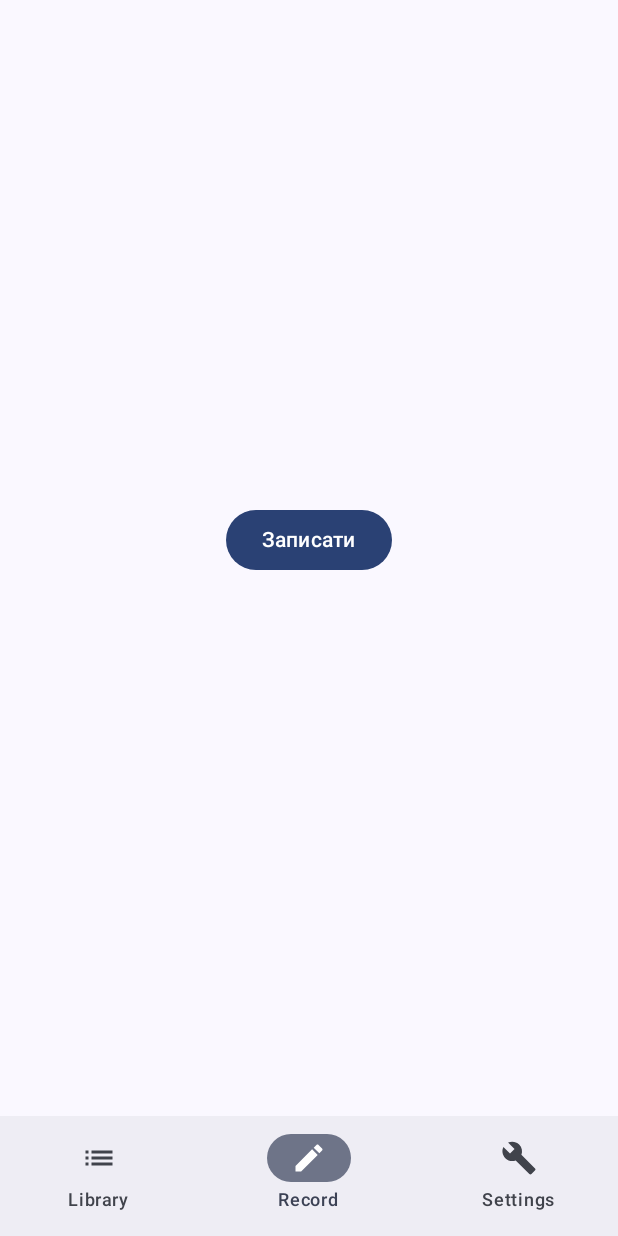
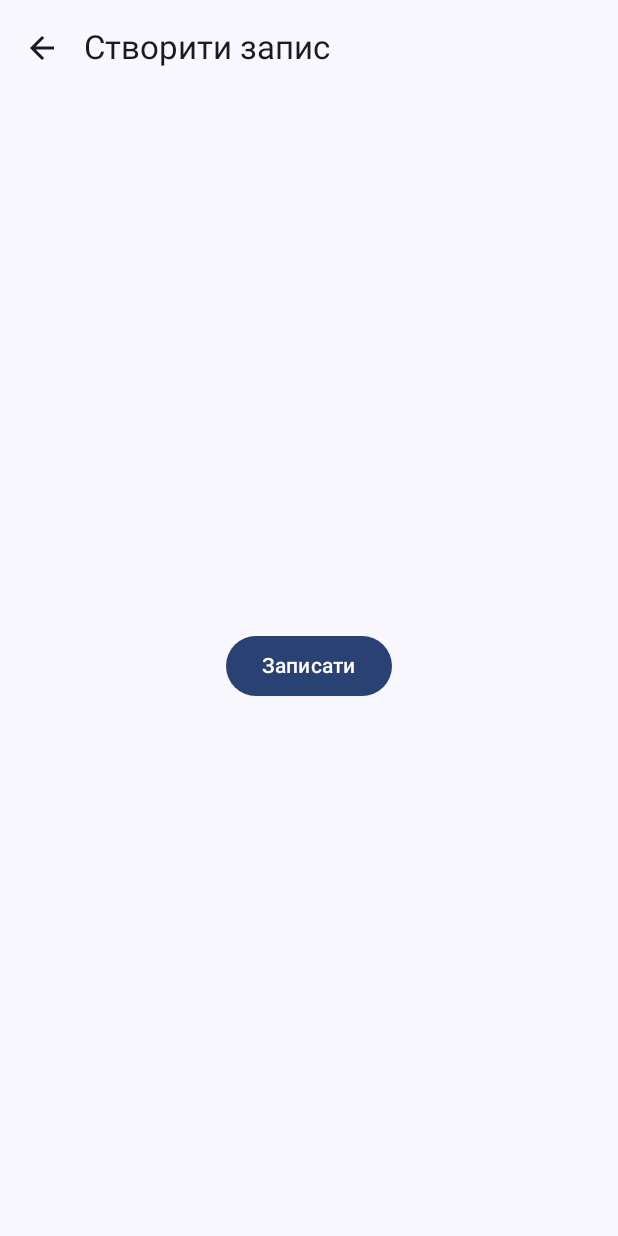
Before and after one commit to jewelsalenka/OwlAudioTales, an Android app built with Jetpack Compose: the RecordScreen screen opened through its navigation route, on a phone screen of 412 x 824 dp. Run offline under Robolectric (Android 15) with nearby library versions, the phone set to English and light mode, and no system bars; our stand-ins replace Dagger/Hilt's generated code; libraries missing offline, so code that uses them is left out: androidx.hilt.lifecycle; 3 statements that could not run were skipped.

Commit message:
Simplify navigation and prevent playback during recording

```diff
--- a/app/build.gradle.kts
+++ b/app/build.gradle.kts
@@ -87,6 +87,7 @@ dependencies {
     ksp("com.google.dagger:hilt-android-compiler:2.56")
 
     // Media3
+    implementation("androidx.concurrent:concurrent-futures-ktx:1.2.0")
     implementation("androidx.media3:media3-exoplayer:1.10.1")
     implementation("androidx.media3:media3-session:1.10.1")
     implementation("androidx.media3:media3-ui:1.10.1")
--- a/app/src/main/java/com/example/owlaudiotales/MainActivity.kt
+++ b/app/src/main/java/com/example/owlaudiotales/MainActivity.kt
@@ -3,21 +3,16 @@ package com.example.owlaudiotales
 import android.os.Bundle
 import androidx.activity.ComponentActivity
 import androidx.activity.compose.setContent
-import androidx.compose.foundation.layout.Box
 import androidx.compose.foundation.layout.fillMaxSize
-import androidx.compose.foundation.layout.padding
 import androidx.compose.material3.MaterialTheme
-import androidx.compose.material3.Scaffold
 import androidx.compose.material3.Surface
 import androidx.compose.runtime.Composable
-import androidx.compose.runtime.collectAsState
 import androidx.compose.runtime.getValue
 import androidx.compose.ui.Modifier
 import androidx.hilt.lifecycle.viewmodel.compose.hiltViewModel
-import androidx.navigation.compose.currentBackStackEntryAsState
+import androidx.lifecycle.compose.collectAsStateWithLifecycle
 import androidx.navigation.compose.rememberNavController
 import com.example.owlaudiotales.navigation.AppNavGraph
-import com.example.owlaudiotales.ui.components.BottomNavigationBar
 import com.example.owlaudiotales.ui.screens.welcome.WelcomeViewModel
 import com.example.owlaudiotales.ui.theme.OwlAudioTalesTheme
 import dagger.hilt.android.AndroidEntryPoint
@@ -43,23 +38,13 @@ class MainActivity : ComponentActivity() {
 fun OwlAudioTalesApp() {
     val navController = rememberNavController()
     val welcomeViewModel: WelcomeViewModel = hiltViewModel()
-    val startDest by welcomeViewModel.startDestination.collectAsState()
+    val startDest by welcomeViewModel.startDestination.collectAsStateWithLifecycle()
 
     if (startDest.isNotEmpty()) {
-        Scaffold(bottomBar = {
-            val currentDestination =
-                navController.currentBackStackEntryAsState().value?.destination?.route
-            if (currentDestination in listOf("library", "record", "settings") || startDest != "welcome") {
-                BottomNavigationBar(navController)
-            }
-        }) { padding ->
-            Box(Modifier.padding(padding)) {
-                AppNavGraph(
-                    navController = navController,
-                    startDestination = startDest,
-                    onFirstLaunchComplete = { welcomeViewModel.markFirstLaunchComplete() }
-                )
-            }
-        }
+        AppNavGraph(
+            navController = navController,
+            startDestination = startDest,
+            onFirstLaunchComplete = welcomeViewModel::markFirstLaunchComplete
+        )
     }
 }
--- a/app/src/main/java/com/example/owlaudiotales/navigation/AppNavGraph.kt
+++ b/app/src/main/java/com/example/owlaudiotales/navigation/AppNavGraph.kt
@@ -28,8 +28,13 @@ fun AppNavGraph(
                 }
             })
         }
-        composable("library") { LibraryScreen() }
-        composable("record") { RecordScreen() }
-        composable("settings") { SettingsScreen() }
+        composable("library") {
+            LibraryScreen(
+                onOpenSettings = { navController.navigate("settings") { launchSingleTop = true } },
+                onCreateRecording = { navController.navigate("record") { launchSingleTop = true } }
+            )
+        }
+        composable("record") { RecordScreen(onBack = { navController.popBackStack() }) }
+        composable("settings") { SettingsScreen(onBack = { navController.popBackStack() }) }
     }
 }
--- a/app/src/main/java/com/example/owlaudiotales/ui/components/BottomNavigationBar.kt
+++ /dev/null
@@ -1,49 +0,0 @@
-package com.example.owlaudiotales.ui.components
-
-import androidx.compose.material.icons.Icons
-import androidx.compose.material.icons.filled.Build
-import androidx.compose.material.icons.filled.Create
-import androidx.compose.material.icons.filled.List
-import androidx.compose.material3.Icon
-import androidx.compose.material3.NavigationBar
-import androidx.compose.material3.NavigationBarItem
-import androidx.compose.material3.Text
-import androidx.compose.runtime.Composable
-import androidx.compose.ui.graphics.vector.ImageVector
-import androidx.compose.ui.input.pointer.PointerIcon.Companion.Default
-import androidx.navigation.NavController
-import androidx.navigation.compose.currentBackStackEntryAsState
-
-sealed class BottomNavItem(val route: String, val icon: ImageVector, val label: String) {
-    object Library : BottomNavItem("library", Icons.Default.List, "Library")
-    object Record : BottomNavItem("record", Icons.Default.Create, "Record")
-    object Settings : BottomNavItem("settings",Icons.Default.Build, "Settings")
-}
-
-val bottomNavItems = listOf(
-    BottomNavItem.Library,
-    BottomNavItem.Record,
-    BottomNavItem.Settings
-)
-
-@Composable
-fun BottomNavigationBar(navController: NavController) {
-    val currentRoute = navController.currentBackStackEntryAsState().value?.destination?.route
-
-    NavigationBar {
-        bottomNavItems.forEach { item ->
-            NavigationBarItem(
-                selected = currentRoute == item.route,
-                onClick = {
-                    navController.navigate(item.route) {
-                        popUpTo(navController.graph.startDestinationId) { saveState = true }
-                        launchSingleTop = true
-                        restoreState = true
-                    }
-                },
-                icon = { Icon(imageVector = item.icon, contentDescription = item.label) },
-                label = { Text(item.label) }
-            )
-        }
-    }
-}
--- /dev/null
+++ b/app/src/main/java/com/example/owlaudiotales/ui/components/SecondaryScreenTopBar.kt
@@ -0,0 +1,25 @@
+package com.example.owlaudiotales.ui.components
+
+import androidx.compose.material.icons.Icons
+import androidx.compose.material.icons.automirrored.filled.ArrowBack
+import androidx.compose.material3.ExperimentalMaterial3Api
+import androidx.compose.material3.Icon
+import androidx.compose.material3.IconButton
+import androidx.compose.material3.Text
+import androidx.compose.material3.TopAppBar
+import androidx.compose.runtime.Composable
+import androidx.compose.ui.res.stringResource
+import com.example.owlaudiotales.R
+
+@OptIn(ExperimentalMaterial3Api::class)
+@Composable
+fun SecondaryScreenTopBar(title: String, onBack: () -> Unit) {
+    TopAppBar(
+        title = { Text(title) },
+        navigationIcon = {
+            IconButton(onClick = onBack) {
+                Icon(Icons.AutoMirrored.Filled.ArrowBack, stringResource(R.string.navigate_back))
+            }
+        }
+    )
+}
--- a/app/src/main/java/com/example/owlaudiotales/ui/screens/library/LibraryContent.kt
+++ b/app/src/main/java/com/example/owlaudiotales/ui/screens/library/LibraryContent.kt
@@ -34,9 +34,11 @@ fun LibraryContent(
     onNext: () -> Unit,
     onPrevious: () -> Unit,
     onDelete: (AudioItem) -> Unit,
-    onEditClick: (AudioItem) -> Unit
+    onEditClick: (AudioItem) -> Unit,
+    modifier: Modifier = Modifier,
+    contentPadding: PaddingValues = PaddingValues()
 ) {
-    LazyColumn(modifier = Modifier.fillMaxSize()) {
+    LazyColumn(modifier = modifier.fillMaxSize(), contentPadding = contentPadding) {
         itemsIndexed(audioList, key = { _, audio -> audio.id }) { index, audio ->
             val dismissState = rememberSwipeToDismissBoxState(
                 confirmValueChange = { value ->
--- a/app/src/main/java/com/example/owlaudiotales/ui/screens/library/LibraryScreen.kt
+++ b/app/src/main/java/com/example/owlaudiotales/ui/screens/library/LibraryScreen.kt
@@ -1,26 +1,67 @@
 package com.example.owlaudiotales.ui.screens.library
 
+import androidx.compose.foundation.layout.PaddingValues
+import androidx.compose.foundation.layout.padding
+import androidx.compose.material.icons.Icons
+import androidx.compose.material.icons.filled.Mic
+import androidx.compose.material.icons.filled.Settings
+import androidx.compose.material3.ExperimentalMaterial3Api
+import androidx.compose.material3.ExtendedFloatingActionButton
+import androidx.compose.material3.Icon
+import androidx.compose.material3.IconButton
+import androidx.compose.material3.Scaffold
+import androidx.compose.material3.Text
+import androidx.compose.material3.TopAppBar
 import androidx.compose.runtime.Composable
 import androidx.compose.runtime.getValue
 import androidx.compose.runtime.mutableStateOf
 import androidx.compose.runtime.remember
 import androidx.compose.runtime.setValue
+import androidx.compose.ui.Modifier
+import androidx.compose.ui.res.stringResource
+import androidx.compose.ui.unit.dp
 import androidx.hilt.lifecycle.viewmodel.compose.hiltViewModel
 import androidx.lifecycle.compose.collectAsStateWithLifecycle
+import com.example.owlaudiotales.R
 import com.example.owlaudiotales.model.AudioItem
 
+@OptIn(ExperimentalMaterial3Api::class)
 @Composable
-fun LibraryScreen() {
+fun LibraryScreen(onOpenSettings: () -> Unit, onCreateRecording: () -> Unit) {
     val viewModel: LibraryViewModel = hiltViewModel()
 
     val audioList = viewModel.audioList.collectAsStateWithLifecycle().value
     val activeId = viewModel.activeAudioId.collectAsStateWithLifecycle().value
     val isPlaying = viewModel.isPlaying.collectAsStateWithLifecycle().value
     val isRepeating = viewModel.isRepeating.collectAsStateWithLifecycle().value
+    val canCreateRecording = viewModel.canCreateRecording.collectAsStateWithLifecycle().value
 
-    var showEditDialog by remember { mutableStateOf(false) }
     var editingAudio by remember { mutableStateOf<AudioItem?>(null) }
 
+    Scaffold(
+        topBar = {
+            TopAppBar(
+                title = { Text(stringResource(R.string.library_title)) },
+                actions = {
+                    IconButton(onClick = onOpenSettings) {
+                        Icon(Icons.Default.Settings, stringResource(R.string.settings_title))
+                    }
+                }
+            )
+        },
+        floatingActionButton = {
+            if (canCreateRecording) {
+                val label = stringResource(R.string.create_recording)
+                ExtendedFloatingActionButton(
+                    onClick = {
+                        if (viewModel.canCreateRecording.value) onCreateRecording()
+                    },
+                    icon = { Icon(Icons.Default.Mic, contentDescription = label) },
+                    text = { Text(label) }
+                )
+            }
+        }
+    ) { padding ->
         LibraryContent(
             audioList = audioList,
             activeId = activeId,
@@ -32,19 +73,19 @@ fun LibraryScreen() {
             onNext = viewModel::playNext,
             onPrevious = viewModel::playPrevious,
             onDelete = viewModel::deleteAudio,
-        onEditClick = { audio ->
-            editingAudio = audio
-            showEditDialog = true
+            onEditClick = { editingAudio = it },
+            modifier = Modifier.padding(padding),
+            contentPadding = PaddingValues(bottom = if (canCreateRecording) 88.dp else 0.dp)
+        )
     }
-    )
 
-    if (showEditDialog && editingAudio != null) {
+    editingAudio?.let { audio ->
         EditMetadataDialog(
-            audio = editingAudio!!,
-            onDismiss = { showEditDialog = false },
+            audio = audio,
+            onDismiss = { editingAudio = null },
             onSave = { title, author ->
-                viewModel.updateAudioMetadata(editingAudio!!, title, author)
-                showEditDialog = false
+                viewModel.updateAudioMetadata(audio, title, author)
+                editingAudio = null
             },
             onTakePhoto = {}
         )
--- a/app/src/main/java/com/example/owlaudiotales/ui/screens/library/LibraryViewModel.kt
+++ b/app/src/main/java/com/example/owlaudiotales/ui/screens/library/LibraryViewModel.kt
@@ -42,6 +42,9 @@ class LibraryViewModel @Inject constructor(
     private val _isPlaying = MutableStateFlow(false)
     val isPlaying: StateFlow<Boolean> = _isPlaying.asStateFlow()
 
+    private val _canCreateRecording = MutableStateFlow(false)
+    val canCreateRecording: StateFlow<Boolean> = _canCreateRecording.asStateFlow()
+
     private val _isRepeating = MutableStateFlow(false)
     val isRepeating: StateFlow<Boolean> = _isRepeating.asStateFlow()
 
@@ -55,6 +58,16 @@ class LibraryViewModel @Inject constructor(
 
         override fun onIsPlayingChanged(isPlaying: Boolean) {
             _isPlaying.value = isPlaying
+        }
+
+        override fun onEvents(player: Player, events: Player.Events) {
+            if (events.containsAny(
+                    Player.EVENT_PLAY_WHEN_READY_CHANGED,
+                    Player.EVENT_PLAYBACK_STATE_CHANGED
+                )
+            ) {
+                updateRecordingAvailability(player)
+            }
         }
 
         override fun onMediaItemTransition(mediaItem: MediaItem?, reason: Int) {
@@ -80,10 +93,21 @@ class LibraryViewModel @Inject constructor(
             mediaController = controllerFuture?.get()
             mediaController?.let { controller ->
                 controller.addListener(playerListener)
+                _isPlaying.value = controller.isPlaying
+                if (controller.isPlaying) {
+                    _activeAudioId.value = controller.currentMediaItem?.mediaId?.toLongOrNull()
+                }
+                updateRecordingAvailability(controller)
                 _isRepeating.value = controller.repeatMode == Player.REPEAT_MODE_ONE
             }
             observeAudioList()
         }, ContextCompat.getMainExecutor(context))
+    }
+
+    private fun updateRecordingAvailability(player: Player) {
+        val isPlaybackRequested = player.playWhenReady &&
+            (player.playbackState == Player.STATE_READY || player.playbackState == Player.STATE_BUFFERING)
+        _canCreateRecording.value = !isPlaybackRequested
     }
 
     private fun observeAudioList() {
--- a/app/src/main/java/com/example/owlaudiotales/ui/screens/record/RecordScreen.kt
+++ b/app/src/main/java/com/example/owlaudiotales/ui/screens/record/RecordScreen.kt
@@ -3,12 +3,17 @@ package com.example.owlaudiotales.ui.screens.record
 import android.Manifest
 import android.app.Activity
 import android.widget.Toast
+import androidx.activity.compose.BackHandler
 import androidx.activity.compose.rememberLauncherForActivityResult
 import androidx.activity.result.contract.ActivityResultContracts
 import androidx.compose.foundation.layout.*
+import androidx.compose.material3.AlertDialog
 import androidx.compose.material3.Button
+import androidx.compose.material3.Scaffold
 import androidx.compose.material3.Text
+import androidx.compose.material3.TextButton
 import androidx.compose.runtime.*
+import androidx.compose.runtime.saveable.rememberSaveable
 import androidx.compose.ui.Alignment
 import androidx.compose.ui.Modifier
 import androidx.compose.ui.platform.LocalContext
@@ -18,9 +23,10 @@ import androidx.core.app.ActivityCompat
 import androidx.hilt.lifecycle.viewmodel.compose.hiltViewModel
 import androidx.lifecycle.compose.collectAsStateWithLifecycle
 import com.example.owlaudiotales.R
+import com.example.owlaudiotales.ui.components.SecondaryScreenTopBar
 
 @Composable
-fun RecordScreen() {
+fun RecordScreen(onBack: () -> Unit) {
     val context = LocalContext.current
     val activity = context as? Activity
     val viewModel: RecordViewModel = hiltViewModel()
@@ -33,7 +39,26 @@ fun RecordScreen() {
         }
     }
 
-    var showMetadataDialog by remember { mutableStateOf(false) }
+    LaunchedEffect(state.savedTitle) {
+        state.savedTitle?.let { title ->
+            Toast.makeText(
+                context,
+                context.getString(R.string.fairy_tale_saved_format, title),
+                Toast.LENGTH_SHORT
+            ).show()
+            onBack()
+        }
+    }
+
+    var showLeaveConfirmation by rememberSaveable { mutableStateOf(false) }
+    val hasActiveRecording = state.isStarting || state.isRecording
+    val requestBack: () -> Unit = {
+        when {
+            hasActiveRecording -> showLeaveConfirmation = true
+            !state.isSaving -> onBack()
+        }
+    }
+    BackHandler(enabled = hasActiveRecording || state.isSaving, onBack = requestBack)
 
     val permissionLauncher = rememberLauncherForActivityResult(
         contract = ActivityResultContracts.RequestPermission(),
@@ -50,53 +75,40 @@ fun RecordScreen() {
         }
     )
 
+    Scaffold(
+        topBar = {
+            SecondaryScreenTopBar(stringResource(R.string.create_recording), onBack = requestBack)
+        }
+    ) { padding ->
         Column(
             modifier = Modifier
+                .padding(padding)
                 .fillMaxSize()
                 .padding(32.dp),
             verticalArrangement = Arrangement.Center,
             horizontalAlignment = Alignment.CenterHorizontally
         ) {
-        when {
-            state.isRecording && !state.isPaused -> {
+            if (state.isRecording) {
                 Row(horizontalArrangement = Arrangement.spacedBy(16.dp)) {
-                    Button(onClick = { viewModel.onEvent(RecordEvent.PauseRecording) }) {
-                        Text(stringResource(R.string.record_pause))
+                    Button(onClick = {
+                        viewModel.onEvent(
+                            if (state.isPaused) RecordEvent.ResumeRecording else RecordEvent.PauseRecording
+                        )
+                    }) {
+                        Text(stringResource(if (state.isPaused) R.string.record_resume else R.string.record_pause))
                     }
-                    Button(onClick = {
-                        viewModel.onEvent(RecordEvent.StopRecording)
-                        showMetadataDialog = true
-                    }) {
+                    Button(onClick = { viewModel.onEvent(RecordEvent.StopRecording) }) {
                         Text(stringResource(R.string.record_stop))
                     }
                 }
-            }
-            state.isRecording && state.isPaused -> {
-                Row(horizontalArrangement = Arrangement.spacedBy(16.dp)) {
-                    Button(onClick = { viewModel.onEvent(RecordEvent.ResumeRecording) }) {
-                        Text(stringResource(R.string.record_resume))
-                    }
-                    Button(onClick = {
-                        viewModel.onEvent(RecordEvent.StopRecording)
-                        showMetadataDialog = true
-                    }) {
-                        Text(stringResource(R.string.record_stop))
+            } else {
+                Button(
+                    enabled = !state.isStarting && state.filePath == null && state.savedTitle == null,
+                    onClick = { permissionLauncher.launch(Manifest.permission.RECORD_AUDIO) }
+                ) {
+                    Text(stringResource(if (state.isStarting) R.string.record_preparing else R.string.record_start))
                 }
             }
-            }
-            else -> {
-                Button(onClick = {
-                    permissionLauncher.launch(Manifest.permission.RECORD_AUDIO)
-                }) {
-                    Text(stringResource(R.string.record_start))
-                }
-            }
-        }
-
-        Spacer(modifier = Modifier.height(24.dp))
-
-        if (state.filePath != null && !state.isRecording) {
-            Text(stringResource(R.string.file_saved_format, state.filePath!!))
         }
     }
 
@@ -107,16 +119,31 @@ fun RecordScreen() {
         )
     }
 
-    if (showMetadataDialog) {
+    if (!state.isRecording && state.filePath != null) {
         RecordMetadataDialog(
-            onDismiss = {
+            isSaving = state.isSaving,
+            onDismiss = { viewModel.onEvent(RecordEvent.DiscardRecording) },
+            onSave = viewModel::saveMetadata
+        )
+    }
+
+    if (showLeaveConfirmation) {
+        AlertDialog(
+            onDismissRequest = { showLeaveConfirmation = false },
+            title = { Text(stringResource(R.string.discard_active_recording)) },
+            confirmButton = {
+                TextButton(onClick = {
+                    showLeaveConfirmation = false
                     viewModel.onEvent(RecordEvent.DiscardRecording)
-                showMetadataDialog = false
+                    onBack()
+                }) {
+                    Text(stringResource(R.string.discard_recording))
+                }
             },
-            onSave = { title, author, coverPath ->
-                Toast.makeText(context, context.getString(R.string.fairy_tale_saved_format, title), Toast.LENGTH_SHORT).show()
-                viewModel.saveMetadata(title, author, coverPath)
-                showMetadataDialog = false
+            dismissButton = {
+                TextButton(onClick = { showLeaveConfirmation = false }) {
+                    Text(stringResource(R.string.cancel))
+                }
             }
         )
     }
--- a/app/src/main/java/com/example/owlaudiotales/ui/screens/record/RecordState.kt
+++ b/app/src/main/java/com/example/owlaudiotales/ui/screens/record/RecordState.kt
@@ -1,8 +1,11 @@
 package com.example.owlaudiotales.ui.screens.record
 
 data class RecordState(
+    val isStarting: Boolean = false,
     val isRecording: Boolean = false,
     val isPaused: Boolean = false,
+    val isSaving: Boolean = false,
+    val savedTitle: String? = null,
     val filePath: String? = null,
     val errorMessage: String? = null,
     val showPermissionSettings: Boolean = false
--- a/app/src/main/res/values/strings.xml
+++ b/app/src/main/res/values/strings.xml
@@ -14,18 +14,22 @@
     <string name="action_edit">Редагувати</string>
     <string name="action_delete">Видалити</string>
     <string name="action_stop">Зупинити</string>
+    <string name="navigate_back">Назад</string>
 
     <!-- Welcome -->
     <string name="welcome_to_owlaudiotales">Welcome to OwlAudioTales!</string>
     <string name="get_started">Get Started</string>
 
     <!-- Record screen -->
+    <string name="create_recording">Створити запис</string>
     <string name="record_start">Записати</string>
+    <string name="record_preparing">Підготовка…</string>
     <string name="record_pause">Пауза</string>
     <string name="record_resume">Продовжити</string>
     <string name="record_stop">Зупинити</string>
-    <string name="file_saved_format">Файл збережено: %s</string>
     <string name="fairy_tale_saved_format">Казку %s збережено</string>
+    <string name="discard_active_recording">Вийти без збереження запису?</string>
+    <string name="discard_recording">Відкинути запис</string>
 
     <!-- Record metadata dialog -->
     <string name="save_fairy_tale">Зберегти казку</string>
@@ -37,6 +41,7 @@
     <string name="add_photo">Додати фото</string>
 
     <!-- Library -->
+    <string name="library_title">Бібліотека</string>
     <string name="author_format">Автор: %s</string>
     <string name="duration_format">Тривалість: %d сек</string>
 
@@ -64,6 +69,8 @@
 
     <!-- Errors -->
     <string name="error_recording_start">Помилка запису: %s</string>
+    <string name="error_recording_pause_playback">Не вдалося призупинити відтворення</string>
+    <string name="error_recording_save">Не вдалося зберегти запис</string>
     <string name="error_recording_pause">Помилка паузи: %s</string>
     <string name="error_recording_resume">Помилка відновлення: %s</string>
     <string name="error_recording_stop">Помилка зупинки: %s</string>
```
Also changed, not shown: app/src/main/java/com/example/owlaudiotales/service/AudioPlaybackService.kt (+55 -10 lines), app/src/main/java/com/example/owlaudiotales/service/RecordingPlaybackCommand.kt (added, +8 -0 lines), app/src/main/java/com/example/owlaudiotales/ui/screens/record/RecordMetadataDialog.kt (+4 -3 lines), app/src/main/java/com/example/owlaudiotales/ui/screens/record/RecordViewModel.kt (+99 -24 lines), app/src/main/java/com/example/owlaudiotales/ui/screens/settings/SettingsScreen.kt (+13 -7 lines). Lines whose indentation alone changed are shown as unchanged.
